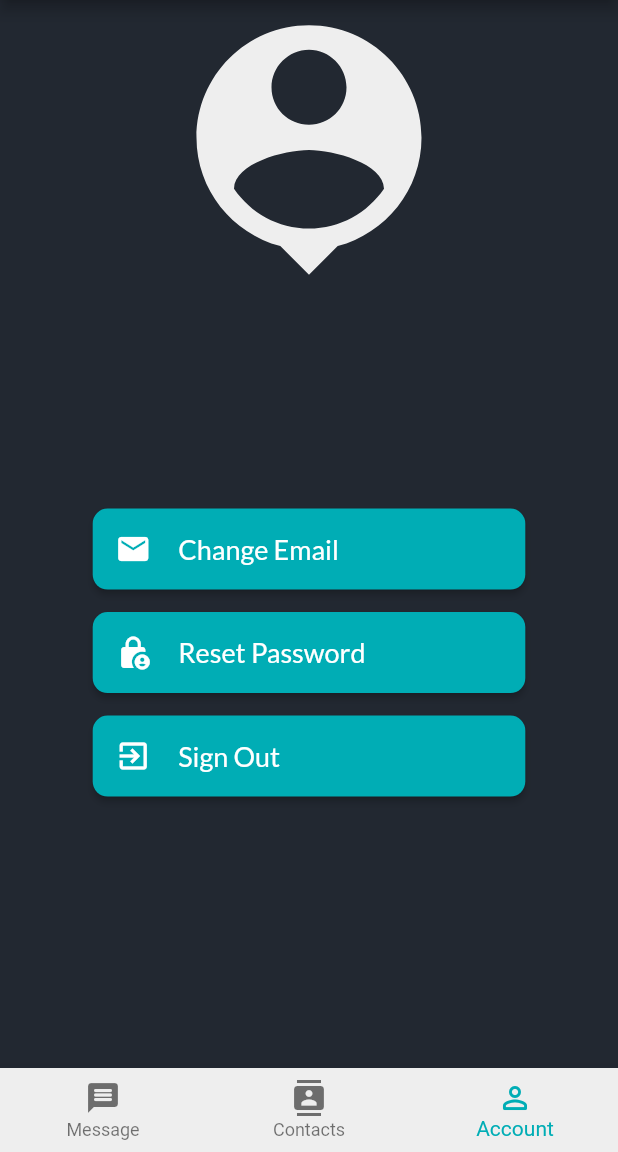
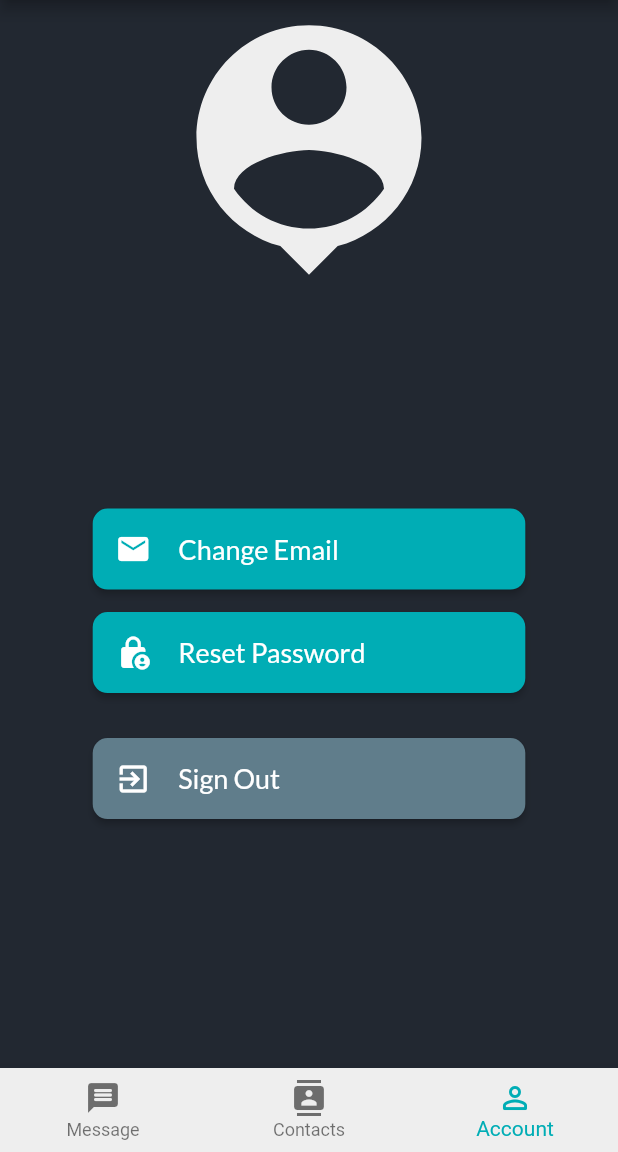
Before and after one commit to grantrona/mqttalk, a Flutter app: the screen it shows once a user with an empty profile is signed in, item 3 of the bottom bar chosen, on a phone screen of 412 x 824 dp, the part 84-1236 px from its top. Run offline on Flutter 3.47's test engine with Material 2 defaults, Android fonts, the phone set to English and light mode, and no system bars; our stand-ins replace cloud_firestore, firebase_auth, firebase_core, google_fonts; missing offline and left inert: mqtt_client; accounts and stored records are empty.

Commit message:
Layout of profile screen

```diff
--- a/lib/globals.dart
+++ b/lib/globals.dart
@@ -64,7 +64,7 @@ ButtonStyle profileButton = ButtonStyle(
 
 ButtonStyle profileButtonSignOut = ButtonStyle(
     padding: MaterialStateProperty.all<EdgeInsets>(const EdgeInsets.all(15)),
-    backgroundColor: MaterialStateProperty.all(colorHighlight),
+    backgroundColor: MaterialStateProperty.all(Colors.blueGrey),
     shape: MaterialStateProperty.all<RoundedRectangleBorder>(
         RoundedRectangleBorder(
       borderRadius: BorderRadius.circular(10.0),
--- a/lib/view/profile.dart
+++ b/lib/view/profile.dart
@@ -50,7 +50,8 @@ class _ProfileState extends State<Profile> {
                               label: Align(
                                   alignment: Alignment.centerLeft,
                                   child: Container(
-                                      margin: const EdgeInsets.fromLTRB(10, 0, 0, 0),
+                                      margin: const EdgeInsets.fromLTRB(
+                                          10, 0, 0, 0),
                                       child: Text(
                                         'Change Email',
                                         style: globals.buttonFontText,
@@ -64,7 +65,7 @@ class _ProfileState extends State<Profile> {
                         ),
                       ),
                       Container(
-                        margin: const EdgeInsets.fromLTRB(0, 0, 0, 15),
+                        margin: const EdgeInsets.fromLTRB(0, 0, 0, 30),
                         child: FractionallySizedBox(
                           widthFactor: 0.7,
                           child: ElevatedButton.icon(
@@ -72,7 +73,8 @@ class _ProfileState extends State<Profile> {
                               label: Align(
                                   alignment: Alignment.centerLeft,
                                   child: Container(
-                                      margin: const EdgeInsets.fromLTRB(10, 0, 0, 0),
+                                      margin: const EdgeInsets.fromLTRB(
+                                          10, 0, 0, 0),
                                       child: Text(
                                         'Reset Password',
                                         style: globals.buttonFontText,
@@ -100,7 +102,7 @@ class _ProfileState extends State<Profile> {
                                         'Sign Out',
                                         style: globals.buttonFontText,
                                       ))),
-                              style: globals.profileButton,
+                              style: globals.profileButtonSignOut,
                               onPressed: () async {
                                 Auth().signOut();
                                 navigatorKey.currentState!
```
